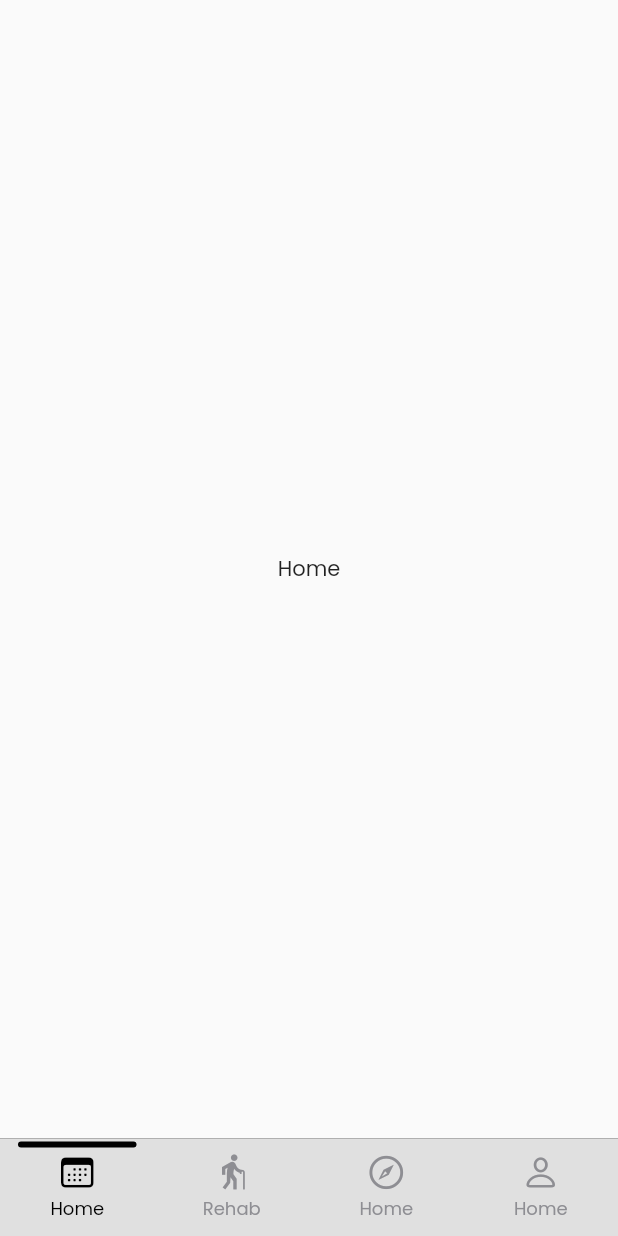
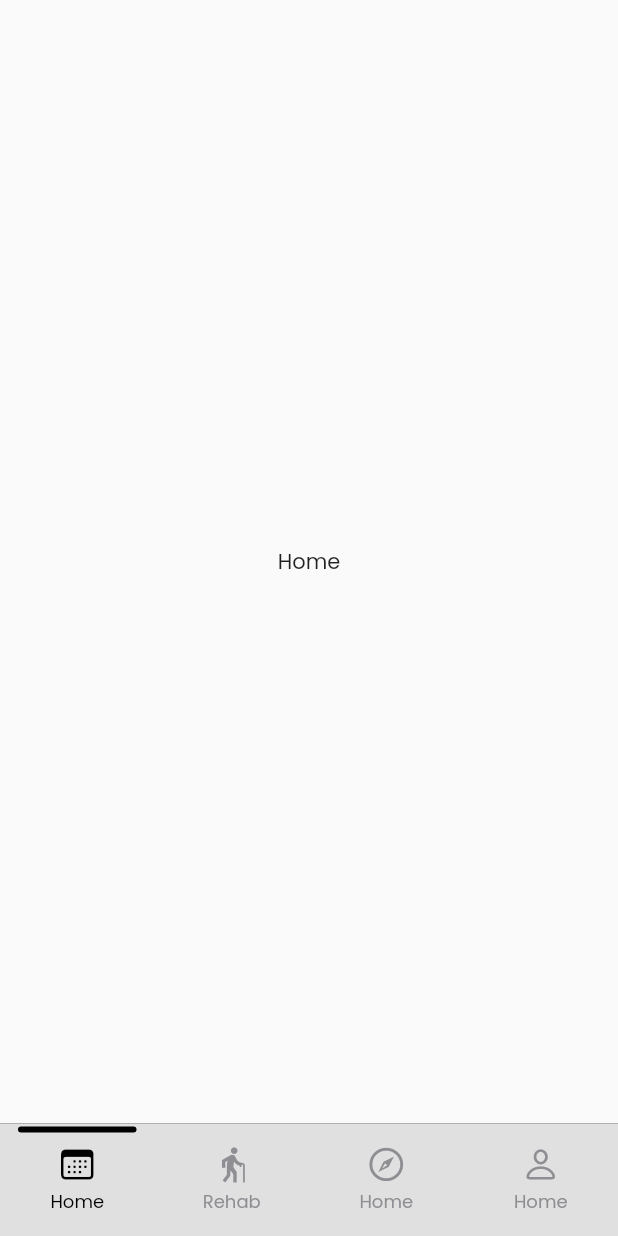
Before and after one commit to SP-XD/Yoga, a Flutter app: the screen it shows after launch, on a phone screen of 412 x 824 dp. Run offline on Flutter 3.47's test engine with Material 2 defaults, Android fonts, the phone set to English and light mode, and no system bars; drawn by our look-alikes of persistent_bottom_nav_bar; our stand-ins replace device_preview, font_awesome_flutter, get, google_fonts.

Commit message:
fix: adjusted navbar height and bottom padding

```diff
--- a/lib/main_layout.dart
+++ b/lib/main_layout.dart
@@ -59,8 +59,8 @@ class _MainLayoutState extends State<MainLayout> {
       confineInSafeArea: true,
       backgroundColor: Colors.grey.shade300,
       navBarStyle: NavBarStyle.style3,
-      navBarHeight: 65,
-      padding: const NavBarPadding.only(bottom: 10.0),
+      navBarHeight: 75,
+      padding: const NavBarPadding.only(bottom: 18.0),
     );
   }
 }
```
